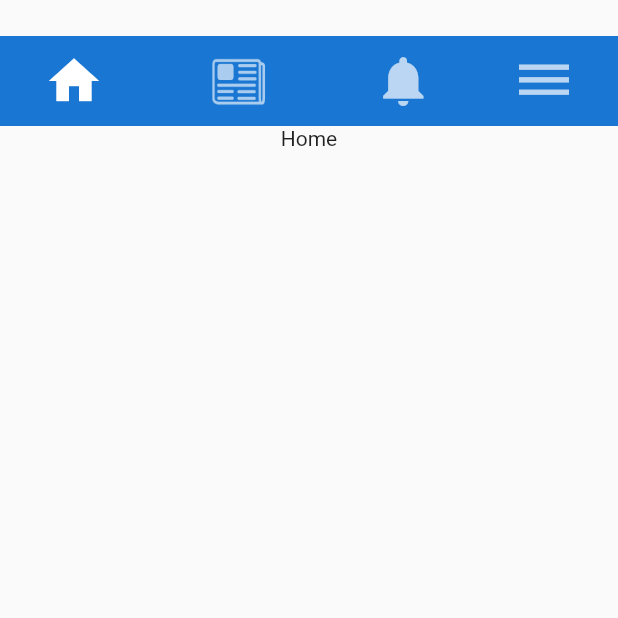
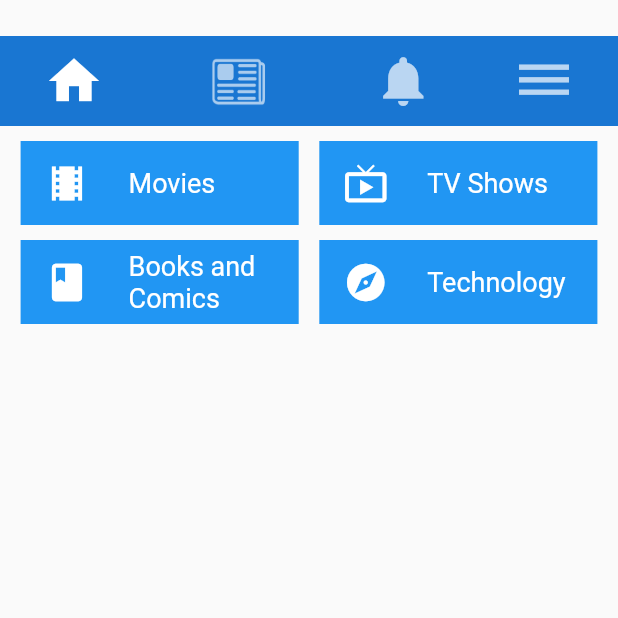
Before and after one commit to nishantsubedi/scifiworld, a Flutter app: the Dashboard screen opened directly, on a phone screen of 412 x 824 dp, the top half of it. Run offline on Flutter 3.47's test engine with Material 2 defaults, Android fonts, the phone set to English and light mode, and no system bars; our stand-ins replace shared_preferences; accounts and stored records are empty.

Commit message:
items added on homepage

```diff
--- a/lib/pages/homepage/homePage.dart
+++ b/lib/pages/homepage/homePage.dart
@@ -2,14 +2,63 @@ import 'package:flutter/material.dart';
 
 class HomePage extends StatefulWidget {
   @override
-    State<StatefulWidget> createState() {
-      return _HomePageState();
-    }
+  State<StatefulWidget> createState() {
+    return _HomePageState();
+  }
 }
 
 class _HomePageState extends State<HomePage> {
   @override
-    Widget build(BuildContext context) {
-      return Text('Home');
-    }
+  Widget build(BuildContext context) {
+    return Column(
+      children: <Widget>[
+        SizedBox(height: 10.0),
+        Row(
+          crossAxisAlignment: CrossAxisAlignment.center,
+          mainAxisAlignment: MainAxisAlignment.spaceEvenly,
+          children: <Widget>[
+            Container(
+              color: Theme.of(context).primaryColor,
+              width: MediaQuery.of(context).size.width * 0.45,
+              child: ListTile(
+                leading: Icon(Icons.theaters, color: Colors.white, size: 30.0,),
+                title: Text('Movies', style: TextStyle(color: Colors.white, fontSize: 18.0),),
+              ),
+            ),
+            Container(
+              color: Theme.of(context).primaryColor,
+              width: MediaQuery.of(context).size.width * 0.45,
+              child: ListTile(
+                leading: Icon(Icons.live_tv, color: Colors.white, size: 30.0,),
+                title: Text('TV Shows', style: TextStyle(color: Colors.white, fontSize: 18.0),),
+              ),
+            ),
+          ],
+        ),
+        SizedBox(height: 10.0),
+        Row(
+          crossAxisAlignment: CrossAxisAlignment.center,
+          mainAxisAlignment: MainAxisAlignment.spaceEvenly,
+          children: <Widget>[
+            Container(
+              color: Theme.of(context).primaryColor,
+              width: MediaQuery.of(context).size.width * 0.45,
+              child: ListTile(
+                leading: Icon(Icons.book, color: Colors.white, size: 30.0,),
+                title: Text('Books and Comics', style: TextStyle(color: Colors.white, fontSize: 18.0),),
+              ),
+            ),
+            Container(
+              color: Theme.of(context).primaryColor,
+              width: MediaQuery.of(context).size.width * 0.45,
+              child: ListTile(
+                leading: Icon(Icons.explore, color: Colors.white, size: 30.0,),
+                title: Text('Technology', style: TextStyle(color: Colors.white, fontSize: 18.0),),
+              ),
+            ),
+          ],
+        )
+      ],
+    );
+  }
 }
```
